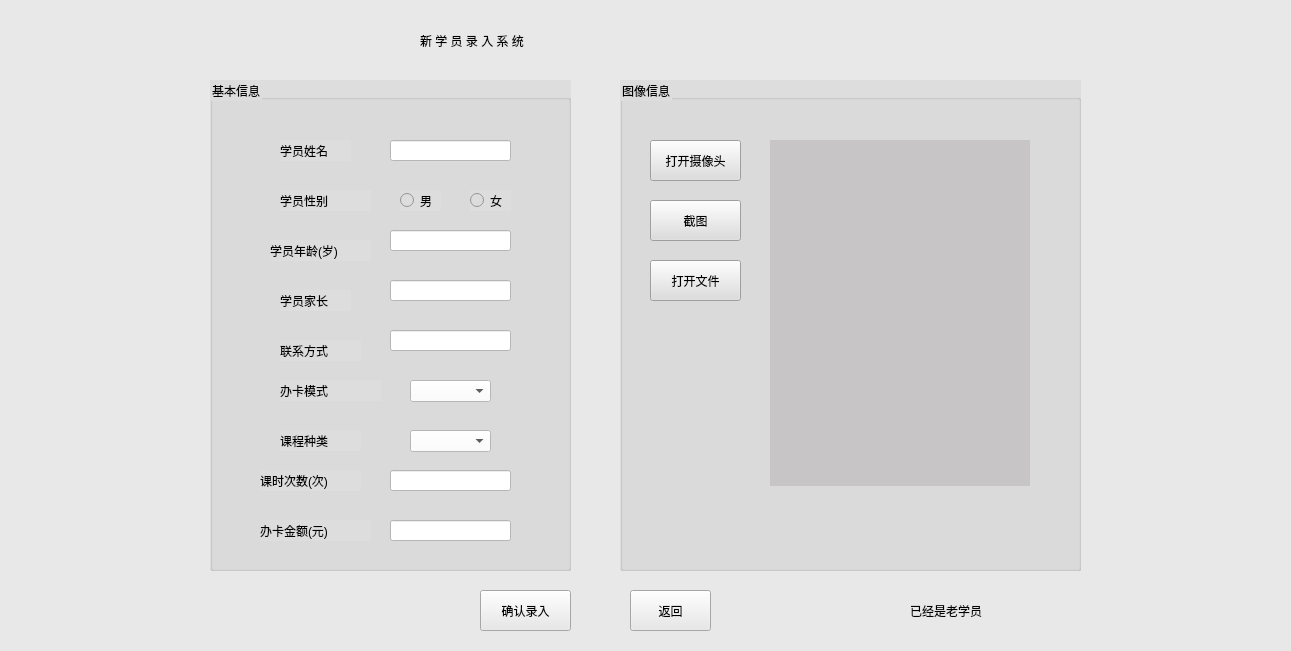
Before: the Qt Designer form newMember/NewMember.ui in Holy-Shine/Acrotest, drawn with Qt 5.
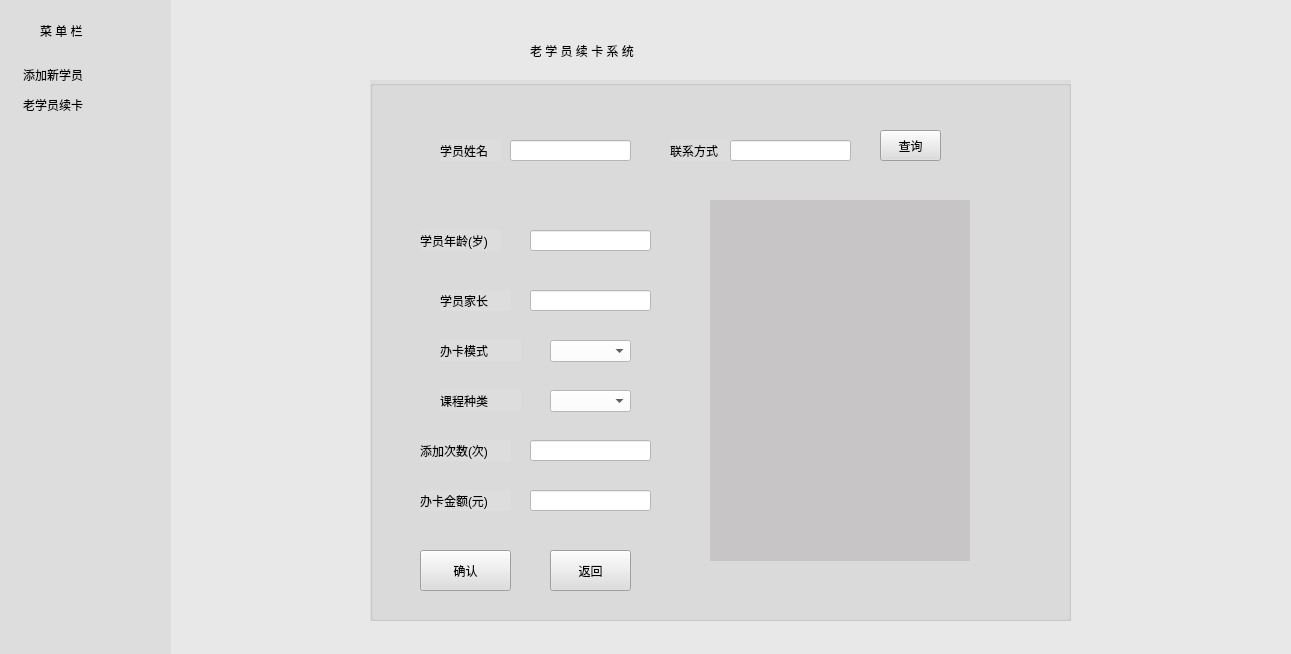
After: the same form once the commit is applied. The open tabs and pages were chosen to show the change. Icons and pictures are not drawn.

The edit to the form file:
```diff
--- a/newMember/NewMember.ui
+++ b/newMember/NewMember.ui
@@ -7,7 +7,7 @@
     <x>0</x>
     <y>0</y>
     <width>1291</width>
-    <height>651</height>
+    <height>654</height>
    </rect>
   </property>
   <property name="windowTitle">
@@ -16,27 +16,102 @@
   <property name="styleSheet">
    <string notr="true">background-color: rgb(232, 232, 232);</string>
   </property>
-  <widget class="QLabel" name="lb_head">
+  <widget class="QWidget" name="left_widget" native="true">
    <property name="geometry">
     <rect>
-     <x>420</x>
+     <x>0</x>
+     <y>0</y>
+     <width>171</width>
+     <height>661</height>
+    </rect>
+   </property>
+   <property name="styleSheet">
+    <string notr="true">background:#DDDDDD</string>
+   </property>
+   <widget class="QListWidget" name="listFunc">
+    <property name="geometry">
+     <rect>
+      <x>20</x>
+      <y>60</y>
+      <width>131</width>
+      <height>441</height>
+     </rect>
+    </property>
+    <property name="styleSheet">
+     <string notr="true">QListWidget#listFunc{
+    outline: 0px;
+    border:0px;
+    min-width: 120px;
+    color: Black;
+    background: #DDDDDD;
+}
+
+QListWidget#listFunc::Item{
+     height:30px;
+}
+QListWidget#listFunc::Item:selected {
+    background: rgb(49, 194, 124);
+    border-radius:1.5px;
+   
+}
+</string>
+    </property>
+    <item>
+     <property name="text">
+      <string>添加新学员</string>
+     </property>
+     <property name="icon">
+      <iconset>
+       <selectedon>../GUI/resource/add_c.svg</selectedon>
+      </iconset>
+     </property>
+    </item>
+    <item>
+     <property name="text">
+      <string>老学员续卡</string>
+     </property>
+     <property name="icon">
+      <iconset>
+       <selectedon>../GUI/resource/up_c.svg</selectedon>
+      </iconset>
+     </property>
+    </item>
+   </widget>
+   <widget class="QLabel" name="label">
+    <property name="geometry">
+     <rect>
+      <x>40</x>
      <y>20</y>
-     <width>401</width>
-     <height>41</height>
+      <width>81</width>
+      <height>21</height>
     </rect>
    </property>
    <property name="styleSheet">
-    <string notr="true">font: 75 28pt &quot;楷体&quot;;</string>
+     <string notr="true">font: 75 14pt &quot;黑体&quot;;</string>
    </property>
    <property name="text">
-    <string>新 学 员 录 入 系 统</string>
-   </property>
-  </widget>
+     <string>菜 单 栏</string>
+    </property>
+   </widget>
+  </widget>
+  <widget class="QStackedWidget" name="stackedWidget">
+   <property name="geometry">
+    <rect>
+     <x>220</x>
+     <y>20</y>
+     <width>1041</width>
+     <height>611</height>
+    </rect>
+   </property>
+   <property name="currentIndex">
+    <number>0</number>
+   </property>
+   <widget class="QWidget" name="page">
   <widget class="QGroupBox" name="groupBox_imageInfo">
    <property name="geometry">
     <rect>
-     <x>620</x>
-     <y>80</y>
+       <x>470</x>
+       <y>50</y>
      <width>461</width>
      <height>491</height>
     </rect>
@@ -197,8 +272,8 @@
   <widget class="QGroupBox" name="groupBox_BasicInfo">
    <property name="geometry">
     <rect>
-     <x>210</x>
-     <y>80</y>
+       <x>90</x>
+       <y>50</y>
      <width>361</width>
      <height>491</height>
     </rect>
@@ -487,11 +562,40 @@
     </property>
    </widget>
   </widget>
+    <widget class="QLabel" name="lb_head">
+     <property name="geometry">
+      <rect>
+       <x>290</x>
+       <y>0</y>
+       <width>401</width>
+       <height>41</height>
+      </rect>
+     </property>
+     <property name="styleSheet">
+      <string notr="true">font: 75 28pt &quot;楷体&quot;;</string>
+     </property>
+     <property name="text">
+      <string>新 学 员 录 入 系 统</string>
+     </property>
+    </widget>
+    <widget class="QPushButton" name="bt_back">
+     <property name="geometry">
+      <rect>
+       <x>540</x>
+       <y>550</y>
+       <width>81</width>
+       <height>41</height>
+      </rect>
+     </property>
+     <property name="text">
+      <string>返回</string>
+     </property>
+    </widget>
   <widget class="QPushButton" name="bt_confrim">
    <property name="geometry">
     <rect>
-     <x>480</x>
-     <y>590</y>
+       <x>330</x>
+       <y>550</y>
      <width>91</width>
      <height>41</height>
     </rect>
@@ -500,11 +604,383 @@
     <string>确认录入</string>
    </property>
   </widget>
-  <widget class="QPushButton" name="bt_back">
+   </widget>
+   <widget class="QWidget" name="page_2">
+    <widget class="QLabel" name="lb_head_2">
    <property name="geometry">
     <rect>
-     <x>630</x>
-     <y>590</y>
+       <x>310</x>
+       <y>10</y>
+       <width>401</width>
+       <height>41</height>
+      </rect>
+     </property>
+     <property name="styleSheet">
+      <string notr="true">font: 75 28pt &quot;楷体&quot;;</string>
+     </property>
+     <property name="text">
+      <string>老 学 员 续 卡 系 统</string>
+     </property>
+    </widget>
+    <widget class="QGroupBox" name="groupBox_BasicInfo_2">
+     <property name="geometry">
+      <rect>
+       <x>150</x>
+       <y>60</y>
+       <width>701</width>
+       <height>541</height>
+      </rect>
+     </property>
+     <property name="autoFillBackground">
+      <bool>false</bool>
+     </property>
+     <property name="styleSheet">
+      <string notr="true">background-color: rgb(221, 221, 221);</string>
+     </property>
+     <property name="title">
+      <string/>
+     </property>
+     <widget class="QLabel" name="lb_name_2">
+      <property name="geometry">
+       <rect>
+        <x>70</x>
+        <y>60</y>
+        <width>61</width>
+        <height>21</height>
+       </rect>
+      </property>
+      <property name="styleSheet">
+       <string notr="true">font: 10pt &quot;宋体&quot;;</string>
+      </property>
+      <property name="text">
+       <string>学员姓名</string>
+      </property>
+     </widget>
+     <widget class="QLineEdit" name="et_name_2">
+      <property name="geometry">
+       <rect>
+        <x>140</x>
+        <y>60</y>
+        <width>121</width>
+        <height>21</height>
+       </rect>
+      </property>
+      <property name="styleSheet">
+       <string notr="true">background-color: rgb(255, 255, 255);</string>
+      </property>
+     </widget>
+     <widget class="QLabel" name="lb_age_2">
+      <property name="geometry">
+       <rect>
+        <x>50</x>
+        <y>150</y>
+        <width>81</width>
+        <height>21</height>
+       </rect>
+      </property>
+      <property name="styleSheet">
+       <string notr="true">font: 10pt &quot;宋体&quot;;</string>
+      </property>
+      <property name="text">
+       <string>学员年龄(岁)</string>
+      </property>
+     </widget>
+     <widget class="QLineEdit" name="et_age_2">
+      <property name="geometry">
+       <rect>
+        <x>160</x>
+        <y>150</y>
+        <width>121</width>
+        <height>21</height>
+       </rect>
+      </property>
+      <property name="styleSheet">
+       <string notr="true">background-color: rgb(255, 255, 255);</string>
+      </property>
+     </widget>
+     <widget class="QLabel" name="lb_parent_2">
+      <property name="geometry">
+       <rect>
+        <x>70</x>
+        <y>210</y>
+        <width>71</width>
+        <height>21</height>
+       </rect>
+      </property>
+      <property name="styleSheet">
+       <string notr="true">font: 10pt &quot;宋体&quot;;</string>
+      </property>
+      <property name="text">
+       <string>学员家长</string>
+      </property>
+     </widget>
+     <widget class="QLineEdit" name="et_parent_2">
+      <property name="geometry">
+       <rect>
+        <x>160</x>
+        <y>210</y>
+        <width>121</width>
+        <height>21</height>
+       </rect>
+      </property>
+      <property name="styleSheet">
+       <string notr="true">background-color: rgb(255, 255, 255);</string>
+      </property>
+     </widget>
+     <widget class="QLabel" name="lb_phone_2">
+      <property name="geometry">
+       <rect>
+        <x>300</x>
+        <y>60</y>
+        <width>61</width>
+        <height>21</height>
+       </rect>
+      </property>
+      <property name="styleSheet">
+       <string notr="true">font: 10pt &quot;宋体&quot;;</string>
+      </property>
+      <property name="text">
+       <string>联系方式</string>
+      </property>
+     </widget>
+     <widget class="QLineEdit" name="et_phone_2">
+      <property name="geometry">
+       <rect>
+        <x>360</x>
+        <y>60</y>
+        <width>121</width>
+        <height>21</height>
+       </rect>
+      </property>
+      <property name="styleSheet">
+       <string notr="true">background-color: rgb(255, 255, 255);</string>
+      </property>
+     </widget>
+     <widget class="QLabel" name="lb_card_2">
+      <property name="geometry">
+       <rect>
+        <x>70</x>
+        <y>260</y>
+        <width>81</width>
+        <height>21</height>
+       </rect>
+      </property>
+      <property name="styleSheet">
+       <string notr="true">font: 10pt &quot;宋体&quot;;</string>
+      </property>
+      <property name="text">
+       <string>办卡模式</string>
+      </property>
+     </widget>
+     <widget class="QComboBox" name="cb_card_2">
+      <property name="geometry">
+       <rect>
+        <x>180</x>
+        <y>260</y>
+        <width>81</width>
+        <height>22</height>
+       </rect>
+      </property>
+      <property name="styleSheet">
+       <string notr="true">background-color: rgb(255, 255, 255);</string>
+      </property>
+     </widget>
+     <widget class="QLabel" name="lb_cichu_2">
+      <property name="geometry">
+       <rect>
+        <x>50</x>
+        <y>360</y>
+        <width>91</width>
+        <height>21</height>
+       </rect>
+      </property>
+      <property name="styleSheet">
+       <string notr="true">font: 10pt &quot;宋体&quot;;</string>
+      </property>
+      <property name="text">
+       <string>添加次数(次)</string>
+      </property>
+     </widget>
+     <widget class="QLineEdit" name="et_cichu_2">
+      <property name="geometry">
+       <rect>
+        <x>160</x>
+        <y>360</y>
+        <width>121</width>
+        <height>21</height>
+       </rect>
+      </property>
+      <property name="styleSheet">
+       <string notr="true">background-color: rgb(255, 255, 255);</string>
+      </property>
+     </widget>
+     <widget class="QLabel" name="lb_money_2">
+      <property name="geometry">
+       <rect>
+        <x>50</x>
+        <y>410</y>
+        <width>91</width>
+        <height>21</height>
+       </rect>
+      </property>
+      <property name="styleSheet">
+       <string notr="true">font: 10pt &quot;宋体&quot;;</string>
+      </property>
+      <property name="text">
+       <string>办卡金额(元)</string>
+      </property>
+     </widget>
+     <widget class="QLineEdit" name="et_money_2">
+      <property name="geometry">
+       <rect>
+        <x>160</x>
+        <y>410</y>
+        <width>121</width>
+        <height>21</height>
+       </rect>
+      </property>
+      <property name="styleSheet">
+       <string notr="true">background-color: rgb(255, 255, 255);</string>
+      </property>
+     </widget>
+     <widget class="QPushButton" name="pb_query">
+      <property name="geometry">
+       <rect>
+        <x>510</x>
+        <y>50</y>
+        <width>61</width>
+        <height>31</height>
+       </rect>
+      </property>
+      <property name="text">
+       <string>查询</string>
+      </property>
+     </widget>
+     <widget class="QLabel" name="lb_cam_2">
+      <property name="geometry">
+       <rect>
+        <x>340</x>
+        <y>120</y>
+        <width>260</width>
+        <height>361</height>
+       </rect>
+      </property>
+      <property name="palette">
+       <palette>
+        <active>
+         <colorrole role="Button">
+          <brush brushstyle="SolidPattern">
+           <color alpha="255">
+            <red>200</red>
+            <green>197</green>
+            <blue>198</blue>
+           </color>
+          </brush>
+         </colorrole>
+         <colorrole role="Base">
+          <brush brushstyle="SolidPattern">
+           <color alpha="255">
+            <red>200</red>
+            <green>197</green>
+            <blue>198</blue>
+           </color>
+          </brush>
+         </colorrole>
+         <colorrole role="Window">
+          <brush brushstyle="SolidPattern">
+           <color alpha="255">
+            <red>200</red>
+            <green>197</green>
+            <blue>198</blue>
+           </color>
+          </brush>
+         </colorrole>
+        </active>
+        <inactive>
+         <colorrole role="Button">
+          <brush brushstyle="SolidPattern">
+           <color alpha="255">
+            <red>200</red>
+            <green>197</green>
+            <blue>198</blue>
+           </color>
+          </brush>
+         </colorrole>
+         <colorrole role="Base">
+          <brush brushstyle="SolidPattern">
+           <color alpha="255">
+            <red>200</red>
+            <green>197</green>
+            <blue>198</blue>
+           </color>
+          </brush>
+         </colorrole>
+         <colorrole role="Window">
+          <brush brushstyle="SolidPattern">
+           <color alpha="255">
+            <red>200</red>
+            <green>197</green>
+            <blue>198</blue>
+           </color>
+          </brush>
+         </colorrole>
+        </inactive>
+        <disabled>
+         <colorrole role="Button">
+          <brush brushstyle="SolidPattern">
+           <color alpha="255">
+            <red>200</red>
+            <green>197</green>
+            <blue>198</blue>
+           </color>
+          </brush>
+         </colorrole>
+         <colorrole role="Base">
+          <brush brushstyle="SolidPattern">
+           <color alpha="255">
+            <red>200</red>
+            <green>197</green>
+            <blue>198</blue>
+           </color>
+          </brush>
+         </colorrole>
+         <colorrole role="Window">
+          <brush brushstyle="SolidPattern">
+           <color alpha="255">
+            <red>200</red>
+            <green>197</green>
+            <blue>198</blue>
+           </color>
+          </brush>
+         </colorrole>
+        </disabled>
+       </palette>
+      </property>
+      <property name="styleSheet">
+       <string notr="true">background-color: rgb(200, 197, 198);</string>
+      </property>
+      <property name="text">
+       <string/>
+      </property>
+     </widget>
+     <widget class="QPushButton" name="bt_confrim_2">
+      <property name="geometry">
+       <rect>
+        <x>50</x>
+        <y>470</y>
+        <width>91</width>
+        <height>41</height>
+       </rect>
+      </property>
+      <property name="text">
+       <string>确认</string>
+      </property>
+     </widget>
+     <widget class="QPushButton" name="bt_back_2">
+      <property name="geometry">
+       <rect>
+        <x>180</x>
+        <y>470</y>
      <width>81</width>
      <height>41</height>
     </rect>
@@ -513,18 +989,37 @@
     <string>返回</string>
    </property>
   </widget>
-  <widget class="QLabel" name="lb_toOld">
+     <widget class="QComboBox" name="cb_classitem_2">
    <property name="geometry">
     <rect>
-     <x>910</x>
-     <y>600</y>
-     <width>101</width>
+        <x>180</x>
+        <y>310</y>
+        <width>81</width>
+        <height>22</height>
+       </rect>
+      </property>
+      <property name="styleSheet">
+       <string notr="true">background-color: rgb(255, 255, 255);</string>
+      </property>
+     </widget>
+     <widget class="QLabel" name="lb_classitem_2">
+      <property name="geometry">
+       <rect>
+        <x>70</x>
+        <y>310</y>
+        <width>81</width>
      <height>21</height>
     </rect>
    </property>
+      <property name="styleSheet">
+       <string notr="true">font: 10pt &quot;宋体&quot;;</string>
+      </property>
    <property name="text">
-    <string>已经是老学员</string>
-   </property>
+       <string>课程种类</string>
+      </property>
+     </widget>
+    </widget>
+   </widget>
   </widget>
  </widget>
  <resources/>
```
Lines whose indentation alone changed are shown as unchanged.
